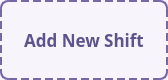
Before: the Qt Designer form ui_files/add_shift_card.ui in Asilve/PharmaShift, drawn with Qt 5.
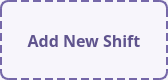
After: the same form once the commit is applied.

Diff of the .ui file:
```diff
--- a/ui_files/add_shift_card.ui
+++ b/ui_files/add_shift_card.ui
@@ -51,7 +51,7 @@
      <property name="font">
       <font>
        <family>Arial Rounded MT</family>
-       <pointsize>13</pointsize>
+       <pointsize>12</pointsize>
        <underline>false</underline>
        <fontweight>DemiBold</fontweight>
       </font>
```
